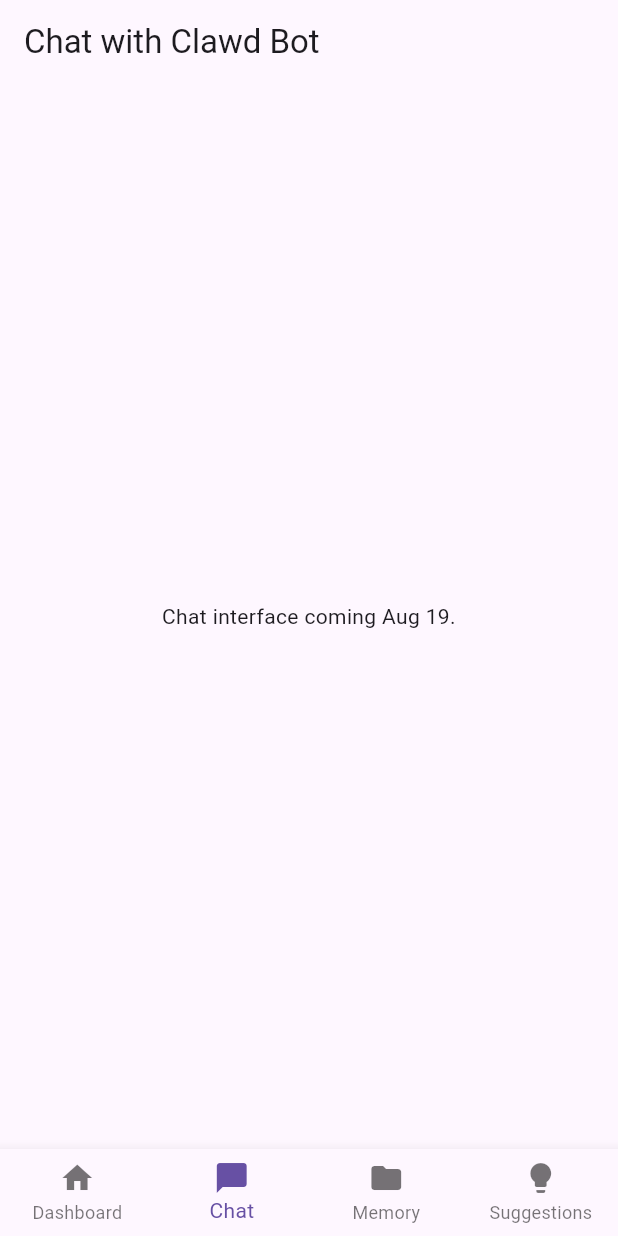
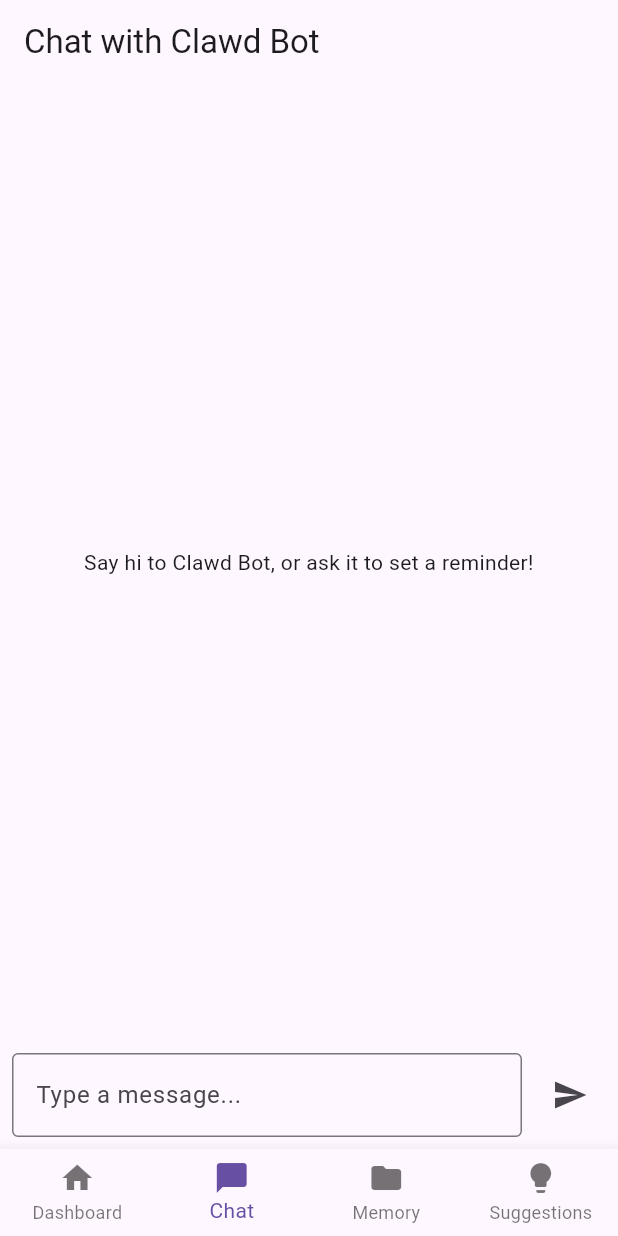
Before and after one commit to ishmalazhar17/clawdbot_app, a Flutter app: the screen it shows after launch, item 2 of the bottom bar chosen, on a phone screen of 412 x 824 dp. Run offline on Flutter 3.47's test engine with Material 3 defaults, Android fonts, the phone set to English and light mode, and no system bars; our stand-ins replace flutter_local_notifications, sqflite, timezone; accounts and stored records are empty.

Commit message:
Build real Chat UI with bubbles, wire to live /chat endpoint

```diff
--- a/lib/screens/chatbot_screen.dart
+++ b/lib/screens/chatbot_screen.dart
@@ -1,24 +1,201 @@
 // =====================================================================
-// chatbot_screen.dart — where the user talks to Clawd Bot, by typing
-// or (later) by voice.
+// chatbot_screen.dart — where the user talks to Clawd Bot, by typing.
 //
-// TODAY'S STATUS: placeholder UI. Real chat bubbles + calling Person
-// A's /chat endpoint get built on Aug 19.
+// UPDATED Aug 19: real chat bubbles + wired up to Person A's live
+// /chat endpoint. Voice input/output comes later (Aug 21).
 // =====================================================================
 
+import 'dart:convert';
 import 'package:flutter/material.dart';
+import 'package:http/http.dart' as http;
 
-class ChatbotScreen extends StatelessWidget {
+// -----------------------------------------------------------------
+// IMPORTANT: this is your backend's current public URL from ngrok.
+// If Person A restarts ngrok and gets a NEW url in the future,
+// you'll need to update this line to match.
+// -----------------------------------------------------------------
+const String kBackendBaseUrl = 'https://recede-nerd-sip.ngrok-free.dev';
+
+
+class ChatMessage {
+  final String text;
+  final bool isUser;
+  final Map<String, dynamic>? action;
+
+  ChatMessage({required this.text, required this.isUser, this.action});
+}
+
+
+class ChatbotScreen extends StatefulWidget {
   const ChatbotScreen({super.key});
+
+  @override
+  State<ChatbotScreen> createState() => _ChatbotScreenState();
+}
+
+class _ChatbotScreenState extends State<ChatbotScreen> {
+  final TextEditingController _controller = TextEditingController();
+  final List<ChatMessage> _messages = [];
+  final ScrollController _scrollController = ScrollController();
+  bool _isLoading = false;
+
+  Future<void> _sendMessage() async {
+    final text = _controller.text.trim();
+    if (text.isEmpty) return;
+
+    setState(() {
+      _messages.add(ChatMessage(text: text, isUser: true));
+      _isLoading = true;
+    });
+    _controller.clear();
+    _scrollToBottom();
+
+    try {
+      final response = await http.post(
+        Uri.parse('$kBackendBaseUrl/chat'),
+        headers: {'Content-Type': 'application/json'},
+        body: jsonEncode({'message': text, 'user_id': 'default'}),
+      );
+
+      if (response.statusCode == 200) {
+        final data = jsonDecode(response.body);
+        setState(() {
+          _messages.add(ChatMessage(
+            text: data['reply'] ?? 'Sorry, I didn\'t understand that.',
+            isUser: false,
+            action: data['action'],
+          ));
+        });
+      } else {
+        setState(() {
+          _messages.add(ChatMessage(
+            text: 'Sorry, something went wrong on the server. Please try again.',
+            isUser: false,
+          ));
+        });
+      }
+    } catch (e) {
+      setState(() {
+        _messages.add(ChatMessage(
+          text: 'Cannot connect to Clawd Bot right now. Please check your connection.',
+          isUser: false,
+        ));
+      });
+    } finally {
+      setState(() {
+        _isLoading = false;
+      });
+      _scrollToBottom();
+    }
+  }
+
+  void _scrollToBottom() {
+    WidgetsBinding.instance.addPostFrameCallback((_) {
+      if (_scrollController.hasClients) {
+        _scrollController.animateTo(
+          _scrollController.position.maxScrollExtent,
+          duration: const Duration(milliseconds: 300),
+          curve: Curves.easeOut,
+        );
+      }
+    });
+  }
+
+  @override
+  void dispose() {
+    _controller.dispose();
+    _scrollController.dispose();
+    super.dispose();
+  }
 
   @override
   Widget build(BuildContext context) {
     return Scaffold(
       appBar: AppBar(title: const Text('Chat with Clawd Bot')),
-      body: const Center(
+      body: Column(
+        children: [
+          Expanded(
+            child: _messages.isEmpty
+                ? const Center(
+                    child: Padding(
+                      padding: EdgeInsets.all(24),
+                      child: Text(
+                        'Say hi to Clawd Bot, or ask it to set a reminder!',
+                        textAlign: TextAlign.center,
+                      ),
+                    ),
+                  )
+                : ListView.builder(
+                    controller: _scrollController,
+                    padding: const EdgeInsets.all(12),
+                    itemCount: _messages.length,
+                    itemBuilder: (context, index) {
+                      return _ChatBubble(message: _messages[index]);
+                    },
+                  ),
+          ),
+          if (_isLoading)
+            const Padding(
+              padding: EdgeInsets.symmetric(vertical: 8),
+              child: SizedBox(
+                width: 20,
+                height: 20,
+                child: CircularProgressIndicator(strokeWidth: 2),
+              ),
+            ),
+          Padding(
+            padding: const EdgeInsets.all(8.0),
+            child: Row(
+              children: [
+                Expanded(
+                  child: TextField(
+                    controller: _controller,
+                    decoration: const InputDecoration(
+                      hintText: 'Type a message...',
+                      border: OutlineInputBorder(),
+                    ),
+                    onSubmitted: (_) => _sendMessage(),
+                  ),
+                ),
+                const SizedBox(width: 8),
+                IconButton(
+                  icon: const Icon(Icons.send),
+                  onPressed: _isLoading ? null : _sendMessage,
+                ),
+              ],
+            ),
+          ),
+        ],
+      ),
+    );
+  }
+}
+
+
+class _ChatBubble extends StatelessWidget {
+  final ChatMessage message;
+  const _ChatBubble({required this.message});
+
+  @override
+  Widget build(BuildContext context) {
+    final isUser = message.isUser;
+    return Align(
+      alignment: isUser ? Alignment.centerRight : Alignment.centerLeft,
+      child: Container(
+        margin: const EdgeInsets.symmetric(vertical: 4),
+        padding: const EdgeInsets.symmetric(horizontal: 14, vertical: 10),
+        constraints: BoxConstraints(
+          maxWidth: MediaQuery.of(context).size.width * 0.75,
+        ),
+        decoration: BoxDecoration(
+          color: isUser ? Colors.blue[400] : Colors.grey[300],
+          borderRadius: BorderRadius.circular(16),
+        ),
         child: Text(
-          'Chat interface coming Aug 19.',
-          textAlign: TextAlign.center,
+          message.text,
+          style: TextStyle(
+            color: isUser ? Colors.white : Colors.black87,
+          ),
         ),
       ),
     );
```
